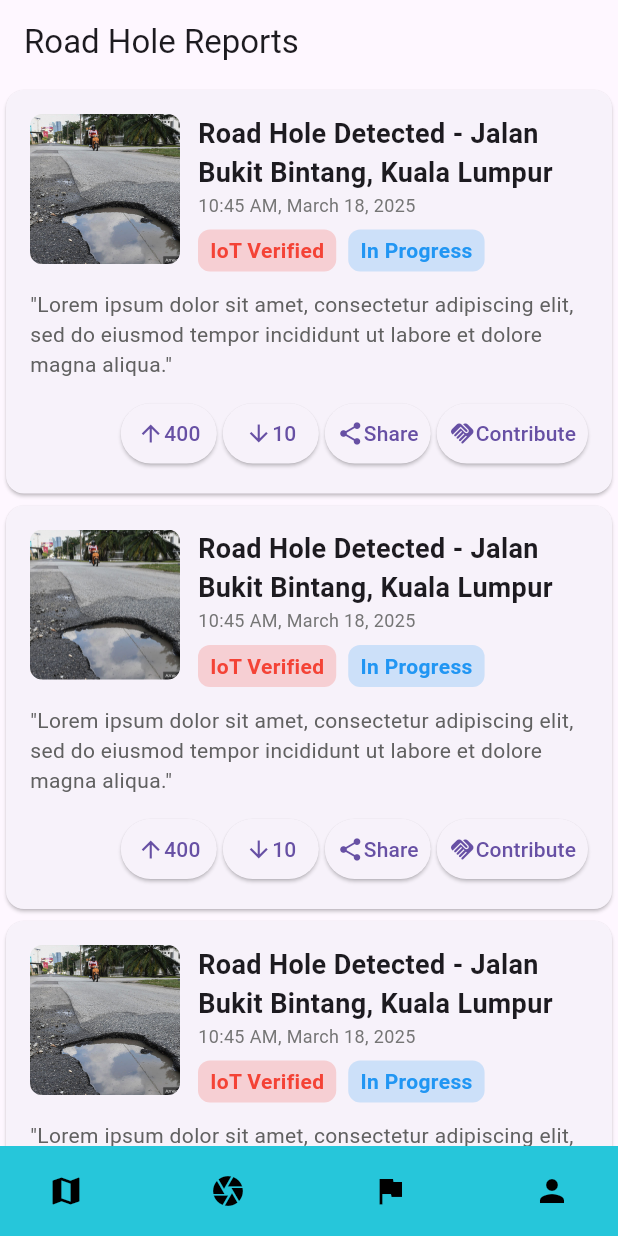
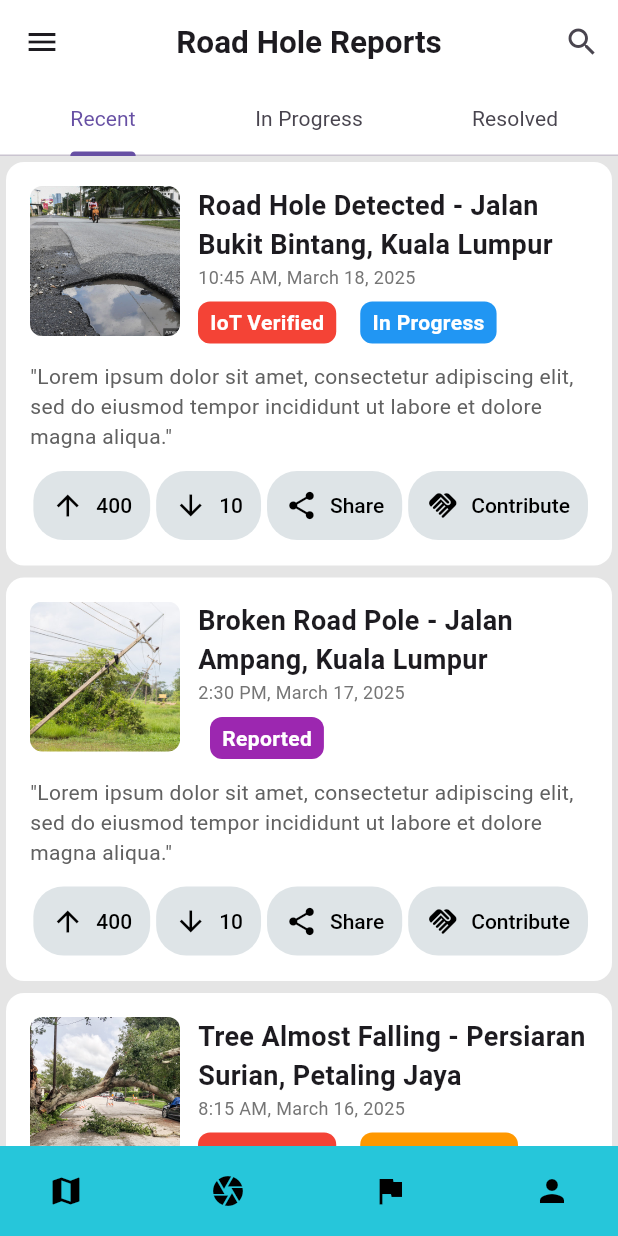
Before and after one commit to junhubdotcom/vhack_steadypunpipi, a Flutter app: the screen it shows after launch, item 3 of the bottom bar chosen, on a phone screen of 412 x 824 dp. Run offline on Flutter 3.47's test engine with Material 3 defaults, Android fonts, the phone set to English and light mode, and no system bars.

Commit message:
report list done

```diff
--- /dev/null
+++ b/lib/models/report_data.dart
@@ -0,0 +1,37 @@
+const List<Map<String, dynamic>> reportData = [
+  {
+    "image": "assets/images/roadhole1.jpg",
+    "title": "Road Hole Detected - Jalan Bukit Bintang, Kuala Lumpur",
+    "time": "10:45 AM, March 18, 2025",
+    "status": "In Progress",
+    "isIoTVerified": true
+  },
+  {
+    "image": "assets/images/brokenpole1.jpg",
+    "title": "Broken Road Pole - Jalan Ampang, Kuala Lumpur",
+    "time": "2:30 PM, March 17, 2025",
+    "status": "Reported",
+    "isIoTVerified": false
+  },
+  {
+    "image": "assets/images/fallingtree1.jpg",
+    "title": "Tree Almost Falling - Persiaran Surian, Petaling Jaya",
+    "time": "8:15 AM, March 16, 2025",
+    "status": "Under Review",
+    "isIoTVerified": true
+  },
+  {
+    "image": "assets/images/roadhole1.jpg",
+    "title": "Severe Crack on Road - Lebuhraya Damansara-Puchong",
+    "time": "6:50 PM, March 15, 2025",
+    "status": "In Progress",
+    "isIoTVerified": false
+  },
+  {
+    "image": "assets/images/roadhole1.jpg",
+    "title": "Pothole Reported - Jalan Kuching, Kuala Lumpur",
+    "time": "9:00 AM, March 14, 2025",
+    "status": "Resolved",
+    "isIoTVerified": true
+  }
+];
--- a/lib/screens/reportList/report.dart
+++ b/lib/screens/reportList/report.dart
@@ -1,16 +1,139 @@
 import 'package:flutter/material.dart';
-import 'package:steadypunpipi_vhack/widget/reportList/reportItem.dart';
+import 'package:steadypunpipi_vhack/widget/reportList/report_item.dart';
+import 'package:steadypunpipi_vhack/models/report_data.dart';
 
- class ReportPage extends StatelessWidget {
+class ReportPage extends StatefulWidget {
+  @override
+  _ReportPageState createState() => _ReportPageState();
+}
+
+class _ReportPageState extends State<ReportPage> {
+  bool _isSearching = false;
+  String _searchQuery = "";
+
+  void _startSearch() {
+    setState(() {
+      _isSearching = true;
+    });
+  }
+
+  void _stopSearch() {
+    setState(() {
+      _isSearching = false;
+      _searchQuery = "";
+    });
+  }
+
+  void _updateSearchQuery(String newQuery) {
+    setState(() {
+      _searchQuery = newQuery;
+    });
+  }
+
+  List<Map<String, dynamic>> _filterReports(String statusFilter) {
+    return reportData.where((item) {
+      if (statusFilter.isNotEmpty && item["status"] != statusFilter) { // Change null check to isNotEmpty
+        return false;
+      }
+      if (_searchQuery.isNotEmpty && !item["title"].toLowerCase().contains(_searchQuery.toLowerCase())) {
+        return false;
+      }
+      return true;
+    }).toList();
+  }
+
   @override
   Widget build(BuildContext context) {
-     return Scaffold(
-      appBar: AppBar(title: Text("Road Hole Reports")),
-      body: ListView.builder(
-        itemCount: 5, // Replace with dynamic list length
+    return DefaultTabController(
+      length: 3,
+      child: Scaffold(
+        appBar: AppBar(
+          backgroundColor: Colors.white,
+          title: _isSearching
+              ? TextField(
+                  decoration: InputDecoration(
+                    hintText: "Search...",
+                    border: InputBorder.none,
+                  ),
+                  onChanged: _updateSearchQuery,
+                )
+              : Text(
+                  "Road Hole Reports",
+                  style: TextStyle(
+                    fontSize: 21,
+                    fontWeight: FontWeight.bold,
+                  ),
+                ),
+          centerTitle: true,
+          leading: IconButton(
+            icon: Icon(_isSearching ? Icons.close : Icons.menu),
+            onPressed: _isSearching ? _stopSearch : () {
+              // Handle drawer icon press
+              Scaffold.of(context).openDrawer();
+            },
+          ),
+          actions: [
+            if (!_isSearching)
+              IconButton(
+                icon: Icon(Icons.search),
+                onPressed: _startSearch,
+              ),
+          ],
+          bottom: TabBar(
+            tabs: [
+              Tab(child: Text("Recent", style: TextStyle(fontWeight: FontWeight.normal))),
+              Tab(child: Text("In Progress", style: TextStyle(fontWeight: FontWeight.normal))),
+              Tab(child: Text("Resolved", style: TextStyle(fontWeight: FontWeight.normal))),
+            ],
+          ),
+        ),
+        backgroundColor: Color(0xFFE5E5E5),
+        body: TabBarView(
+          children: [
+            // Recent tab - fetch all
+            ListView.builder(
+              itemCount: _filterReports('').length,
               itemBuilder: (context, index) {
-          return ReportItem(); // Generate multiple reports
+                final item = _filterReports('')[index];
+                return ReportItem(
+                  image: item["image"],
+                  title: item["title"],
+                  time: item["time"],
+                  status: item["status"],
+                  isIoTVerified: item["isIoTVerified"],
+                );
               },
+            ),
+            // In Progress tab - filter by status "In Progress"
+            ListView.builder(
+              itemCount: _filterReports("In Progress").length,
+              itemBuilder: (context, index) {
+                final item = _filterReports("In Progress")[index];
+                return ReportItem(
+                  image: item["image"],
+                  title: item["title"],
+                  time: item["time"],
+                  status: item["status"],
+                  isIoTVerified: item["isIoTVerified"],
+                );
+              },
+            ),
+            // Resolved tab - filter by status "Resolved"
+            ListView.builder(
+              itemCount: _filterReports("Resolved").length,
+              itemBuilder: (context, index) {
+                final item = _filterReports("Resolved")[index];
+                return ReportItem(
+                  image: item["image"],
+                  title: item["title"],
+                  time: item["time"],
+                  status: item["status"],
+                  isIoTVerified: item["isIoTVerified"],
+                );
+              },
+            ),
+          ],
+        ),
       ),
     );
   }
--- a/lib/widget/reportList/buttonRow.dart
+++ /dev/null
@@ -1,63 +0,0 @@
-import 'package:flutter/material.dart';
-
-class ButtonRow extends StatelessWidget {
-  @override
-  Widget build(BuildContext context) {
-    return Row(
-        mainAxisAlignment: MainAxisAlignment.end,
-        children: [
-          ElevatedButton(
-            onPressed: () {},
-            style: ElevatedButton.styleFrom(
-            padding: EdgeInsets.symmetric(horizontal: 8, vertical: 4),
-          ),
-            child: Row(
-              children: [
-                Icon(Icons.arrow_upward),
-                Text('400'),
-              ],
-            ),
-          ),
-          SizedBox(width: 4),
-          ElevatedButton(
-            onPressed: () {},
-            style: ElevatedButton.styleFrom(
-            padding: EdgeInsets.symmetric(horizontal: 8, vertical: 4),
-          ),
-            child: Row(
-              children: [
-                Icon(Icons.arrow_downward),
-                Text('10'),
-              ],
-            ),
-          ),
-          SizedBox(width: 4),
-          ElevatedButton(
-            onPressed: () {},
-            style: ElevatedButton.styleFrom(
-            padding: EdgeInsets.symmetric(horizontal: 8, vertical: 4),
-          ),
-            child: Row(
-              children: [
-                Icon(Icons.share),
-                Text('Share'),
-              ],
-            ),
-          ),
-          SizedBox(width: 4),
-          ElevatedButton(
-            onPressed: () {},
-            style: ElevatedButton.styleFrom(
-            padding: EdgeInsets.symmetric(horizontal: 8, vertical: 4),
-          ),
-            child: Row(
-              children: [
-                Icon(Icons.handshake),
-                Text('Contribute'),
-              ],
-            ),
-          ),
-        ],
-      );
-  }
-}
--- /dev/null
+++ b/lib/widget/reportList/button_row.dart
@@ -0,0 +1,55 @@
+import 'package:flutter/material.dart';
+import 'package:steadypunpipi_vhack/widget/reportList/custom_button.dart';
+
+class ButtonRow extends StatelessWidget {
+  final String status;
+
+  const ButtonRow({required this.status});
+  @override
+  Widget build(BuildContext context) {
+    return Row(
+      mainAxisAlignment: MainAxisAlignment.end,
+      children: [
+        CustomButton(
+            key: ValueKey('upvote_button'),
+            icon: Icons.arrow_upward,
+            text: "400",
+            color: Color(0xFFDEE4E7),
+            isPressed: false,
+            onPressed: () {}),
+        SizedBox(width: 4),
+        CustomButton(
+            key: ValueKey('downvote_button'),
+            icon: Icons.arrow_downward,
+            text: "10",
+            color: Color(0xFFDEE4E7),
+            isPressed: false,
+            onPressed: () {}),
+        SizedBox(width: 4),
+        CustomButton(
+            key: ValueKey('share_button'),
+            icon: Icons.share,
+            text: "Share",
+            color: Color(0xFFDEE4E7),
+            isPressed: false,
+            onPressed: () {}),
+        SizedBox(width: 4),
+        status == 'Resolved'
+            ? CustomButton(
+                key: ValueKey('reraise_button'),
+                icon: Icons.waving_hand,
+                text: "Reraise",
+                color: Color(0xFFDEE4E7),
+                isPressed: false,
+                onPressed: () {})
+            : CustomButton(
+                key: ValueKey('contribute_button'),
+                icon: Icons.handshake,
+                text: "Contribute",
+                color: Color(0xFFDEE4E7),
+                isPressed: false,
+                onPressed: () {}),
+      ],
+    );
+  }
+}
--- /dev/null
+++ b/lib/widget/reportList/custom_button.dart
@@ -0,0 +1,47 @@
+import 'package:flutter/material.dart';
+
+class CustomButton extends StatelessWidget {
+  final IconData icon;
+  final String text;
+  final Color color;
+  final bool isPressed;
+  final VoidCallback onPressed;
+
+  const CustomButton({
+    Key? key, // Added Key for better widget management
+    required this.icon,
+    required this.text,
+    required this.color,
+    required this.isPressed,
+    required this.onPressed,
+  }) : super(key: key);
+
+  @override
+  Widget build(BuildContext context) {
+    return ElevatedButton(
+      onPressed: onPressed,
+      style: ElevatedButton.styleFrom(
+        padding: const EdgeInsets.symmetric(horizontal: 12, vertical: 12),
+        backgroundColor: isPressed ? color.withOpacity(0.8) : color,
+        foregroundColor: Colors.black,
+        elevation: 0,
+        shape: RoundedRectangleBorder(
+          borderRadius: BorderRadius.circular(20),
+        ),
+        textStyle: const TextStyle(
+          fontWeight: FontWeight.w500,
+          fontSize: 14,
+        ),
+        minimumSize: const Size(0, 32),
+      ),
+      child: Row(
+        mainAxisSize: MainAxisSize.min,
+        children: [
+          Icon(icon, color: Colors.black, size: 22),
+          const SizedBox(width: 8),
+          Text(text),
+        ],
+      ),
+    );
+  }
+}
--- a/lib/widget/reportList/reportItem.dart
+++ b/lib/widget/reportList/report_item.dart
@@ -1,15 +1,30 @@
 import 'package:flutter/material.dart';
-import 'package:steadypunpipi_vhack/widget/reportList/buttonRow.dart';
-import 'package:steadypunpipi_vhack/widget/reportList/statusBadge.dart';
-import 'package:steadypunpipi_vhack/widget/reportList/timeWidget.dart';
-import 'package:steadypunpipi_vhack/widget/reportList/buttonRow.dart';
+import 'package:steadypunpipi_vhack/widget/reportList/button_row.dart';
+import 'package:steadypunpipi_vhack/widget/reportList/status_badge.dart';
+import 'package:steadypunpipi_vhack/widget/reportList/time_widget.dart';
 
 class ReportItem extends StatelessWidget {
+  final String image;
+  final String title;
+  final String time;
+  final String status;
+  final bool isIoTVerified;
+
+  ReportItem(
+      {required this.image,
+      required this.title,
+      required this.time,
+      required this.status,
+      required this.isIoTVerified});
+
   @override
   Widget build(BuildContext context) {
     return Card(
+      color: Color(0xFFFFFFFF),
+      elevation: 0,
       shape: RoundedRectangleBorder(
         borderRadius: BorderRadius.circular(12),
+        side: BorderSide(color: Colors.transparent),
       ),
       child: Padding(
         padding: const EdgeInsets.all(16.0),
@@ -22,7 +37,7 @@ class ReportItem extends StatelessWidget {
                 ClipRRect(
                   borderRadius: BorderRadius.circular(8),
                   child: Image.asset(
-                    'assets/images/roadhole1.jpg',
+                    image,
                     width: 100,
                     height: 100,
                     fit: BoxFit.cover,
@@ -34,7 +49,7 @@ class ReportItem extends StatelessWidget {
                     crossAxisAlignment: CrossAxisAlignment.start,
                     children: [
                       Text(
-                        'Road Hole Detected - Jalan Bukit Bintang, Kuala Lumpur',
+                        title,
                         style: TextStyle(
                           fontSize: 18,
                           fontWeight: FontWeight.bold,
@@ -43,18 +58,20 @@ class ReportItem extends StatelessWidget {
                       SizedBox(width: 8),
                       Row(
                         children: [
-                          TimeWidget(time: '10:45 AM, March 18, 2025'),
+                          TimeWidget(time: time),
                         ],
                       ),
                       SizedBox(height: 8),
                       Row(
                         children: [
-                          StatusBadge(text: 'IoT Verified', color: Colors.red),
+                          if (isIoTVerified) ...[
+                            StatusBadge(text: 'IoT Verified'),
+                            SizedBox(width: 8),
+                          ],
                           SizedBox(width: 8),
-                          StatusBadge(text: 'In Progress', color: Colors.blue),
+                          StatusBadge(text: status),
                         ],
                       ),
-
                     ],
                   ),
                 ),
@@ -66,7 +83,7 @@ class ReportItem extends StatelessWidget {
               style: TextStyle(fontSize: 14, color: Colors.grey[700]),
             ),
             SizedBox(height: 12),
-            ButtonRow(),
+            ButtonRow(status: status),
           ],
         ),
       ),
--- a/lib/widget/reportList/statusBadge.dart
+++ /dev/null
@@ -1,28 +0,0 @@
-import 'package:flutter/material.dart';
-
-class StatusBadge extends StatefulWidget {
-  final String text;
-  final Color color;
-
-  const StatusBadge({required this.text, required this.color});
-
-  @override
-  State<StatusBadge> createState() => _StatusBadgeState();
-}
-
-class _StatusBadgeState extends State<StatusBadge> {
-  @override
-  Widget build(BuildContext context) {
-    return Container(
-      padding: EdgeInsets.symmetric(horizontal: 8, vertical: 4),
-      decoration: BoxDecoration(
-        color: widget.color.withOpacity(0.2),
-        borderRadius: BorderRadius.circular(8),
-      ),
-      child: Text(
-        widget.text,
-        style: TextStyle(color: widget.color, fontWeight: FontWeight.bold),
-      ),
-    );
-  }
-}
--- /dev/null
+++ b/lib/widget/reportList/status_badge.dart
@@ -0,0 +1,47 @@
+import 'package:flutter/material.dart';
+
+class StatusBadge extends StatefulWidget {
+  final String text;
+  final String statusFilter;
+
+  const StatusBadge({required this.text, this.statusFilter = ''}); // Assign default value
+
+  @override
+  State<StatusBadge> createState() => _StatusBadgeState();
+}
+
+class _StatusBadgeState extends State<StatusBadge> {
+  Color getColor(String status) {
+    switch (status) {
+      case 'IoT Verified':
+        return Colors.red;
+      case 'In Progress':
+        return Colors.blue;
+      case 'Resolved':
+        return Colors.green;
+      case 'Under Review':
+        return Colors.orange;
+      case 'Reported':
+        return Colors.purple;
+      default:
+        return Colors.grey;
+    }
+  }
+
+  @override
+  Widget build(BuildContext context) {
+    final color = getColor(widget.text);
+
+    return Container(
+      padding: EdgeInsets.symmetric(horizontal: 8, vertical: 4),
+      decoration: BoxDecoration(
+        color: color,
+        borderRadius: BorderRadius.circular(8),
+      ),
+      child: Text(
+        widget.text,
+        style: TextStyle(color: Colors.white, fontWeight: FontWeight.bold),
+      ),
+    );
+  }
+}
--- /dev/null
+++ b/lib/widget/search_bar.dart
@@ -0,0 +1,15 @@
+import 'package:flutter/material.dart';
+
+SearchBar searchBar() {
+  return SearchBar(
+    leading: Icon(
+      Icons.search,
+      color: Colors.black,
+    ),
+    hintText: 'Search',
+    backgroundColor: WidgetStateProperty.all(Colors.white),
+    shadowColor: WidgetStateProperty.all(Colors.black54),
+    elevation: WidgetStateProperty.all(4),
+    padding: WidgetStateProperty.all(EdgeInsets.only(left: 18, right: 18)),
+  );
+}
```
Also changed, not shown: lib/widget/reportList/time_widget.dart (renamed from lib/widget/reportList/timeWidget.dart), lib/widget/widgettemp.dart (deleted). Lines whose indentation alone changed are shown as unchanged.
